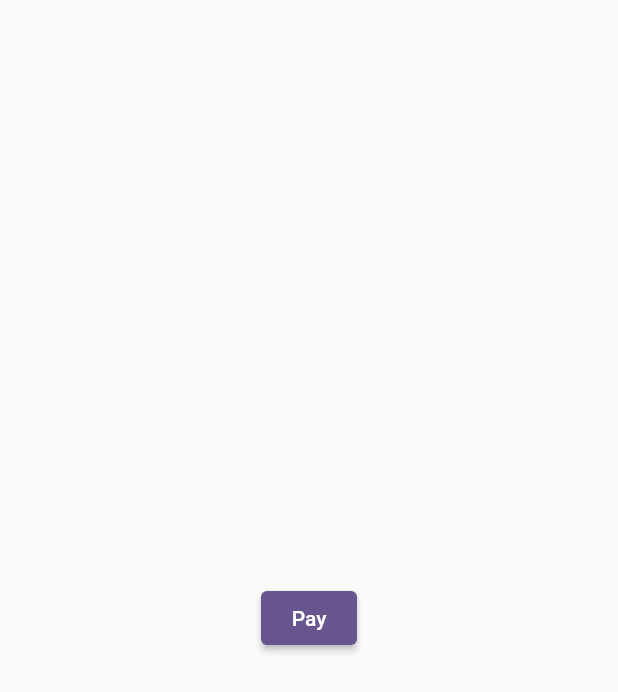
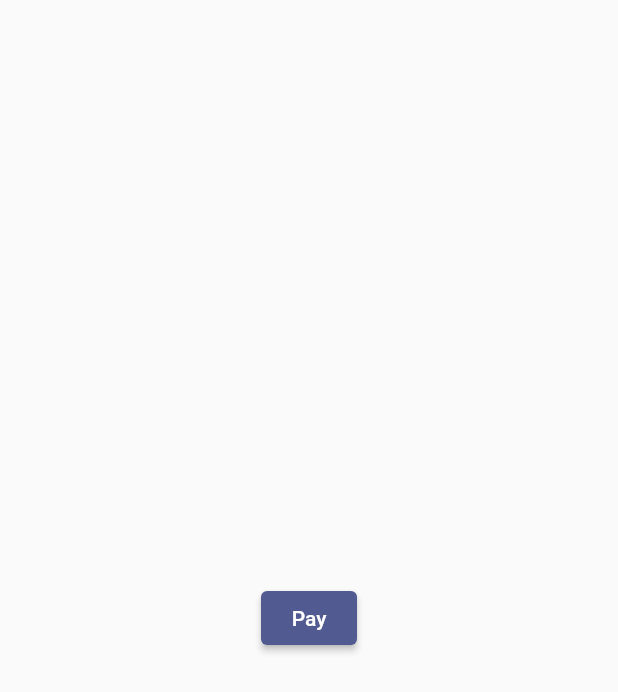
Before and after one commit to mostafaalimorsy/stripe, a Flutter app: the screen it shows after launch, on a phone screen of 412 x 824 dp. Shown: the top 692 px of the screen. Run offline on Flutter 3.47's test engine with Material 2 defaults, Android fonts, the phone set to English and light mode, and no system bars; our stand-ins replace flutter_bloc; missing offline and left inert: flutter_stripe.

Commit message:
update main theme

```diff
--- a/lib/main.dart
+++ b/lib/main.dart
@@ -41,7 +41,9 @@ class MyApp extends StatelessWidget {
           return MaterialApp(
             title: 'Stripe integration',
             theme: ThemeData(
-              colorScheme: ColorScheme.fromSeed(seedColor: Colors.deepPurple),
+              colorScheme: ColorScheme.fromSeed(
+                seedColor: Colors.indigo.shade600,
+              ),
             ),
             home: const MainScreen(),
           );
```
